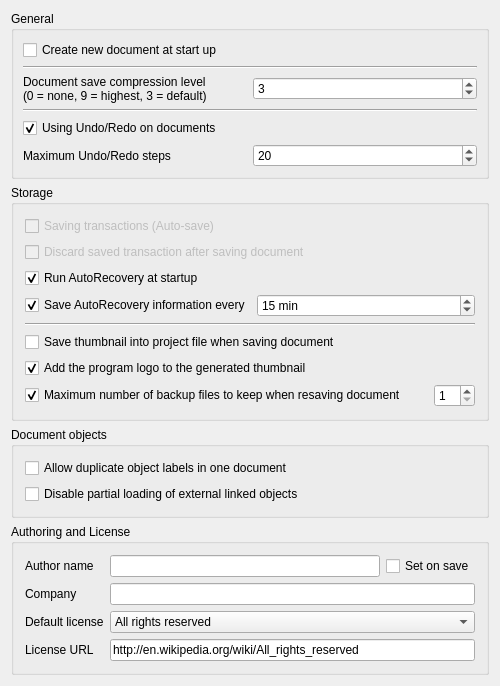
This is src/Gui/DlgSettingsDocument.ui in berndhahnebach/All_FreeCAD as Qt 5 draws it before an edit. The edited form follows.
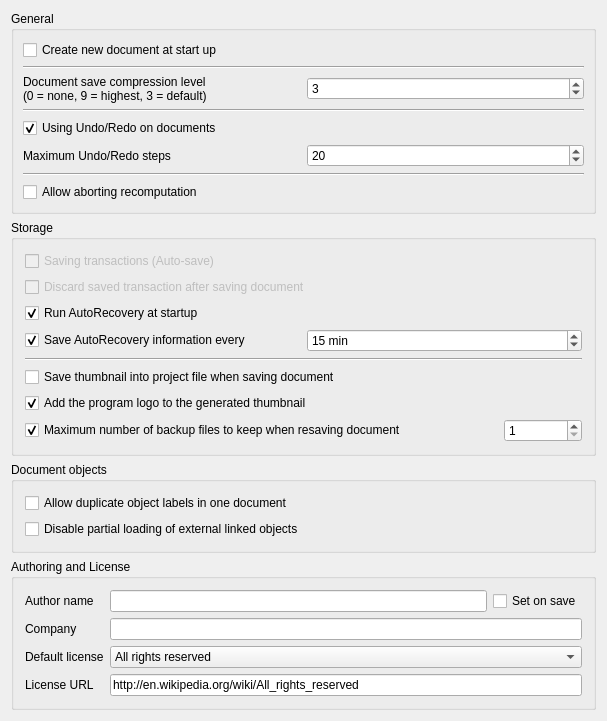
This is the edited form. Custom widgets are drawn as their Qt base class.

Commit message: App: make recompute aborting optional

Diff of the .ui file:
```diff
--- a/src/Gui/DlgSettingsDocument.ui
+++ b/src/Gui/DlgSettingsDocument.ui
@@ -6,8 +6,8 @@
    <rect>
     <x>0</x>
     <y>0</y>
-    <width>500</width>
-    <height>685</height>
+    <width>607</width>
+    <height>720</height>
    </rect>
   </property>
   <property name="windowTitle">
@@ -170,6 +170,30 @@
         </property>
        </widget>
       </item>
+      <item row="6" column="0">
+       <widget class="Line" name="line">
+        <property name="orientation">
+         <enum>Qt::Horizontal</enum>
+        </property>
+       </widget>
+      </item>
+      <item row="7" column="0">
+       <widget class="Gui::PrefCheckBox" name="prefCanAbortRecompute">
+        <property name="toolTip">
+         <string>Allow user aborting document recomputation by pressing ESC.
+This feature may slightly increase recomputation time.</string>
+        </property>
+        <property name="text">
+         <string>Allow aborting recomputation</string>
+        </property>
+        <property name="prefEntry" stdset="0">
+         <string>CanAbortRecompute</string>
+        </property>
+        <property name="prefPath" stdset="0">
+         <string>Document</string>
+        </property>
+       </widget>
+      </item>
      </layout>
     </widget>
    </item>
```
The commit also changes 2 other files.
